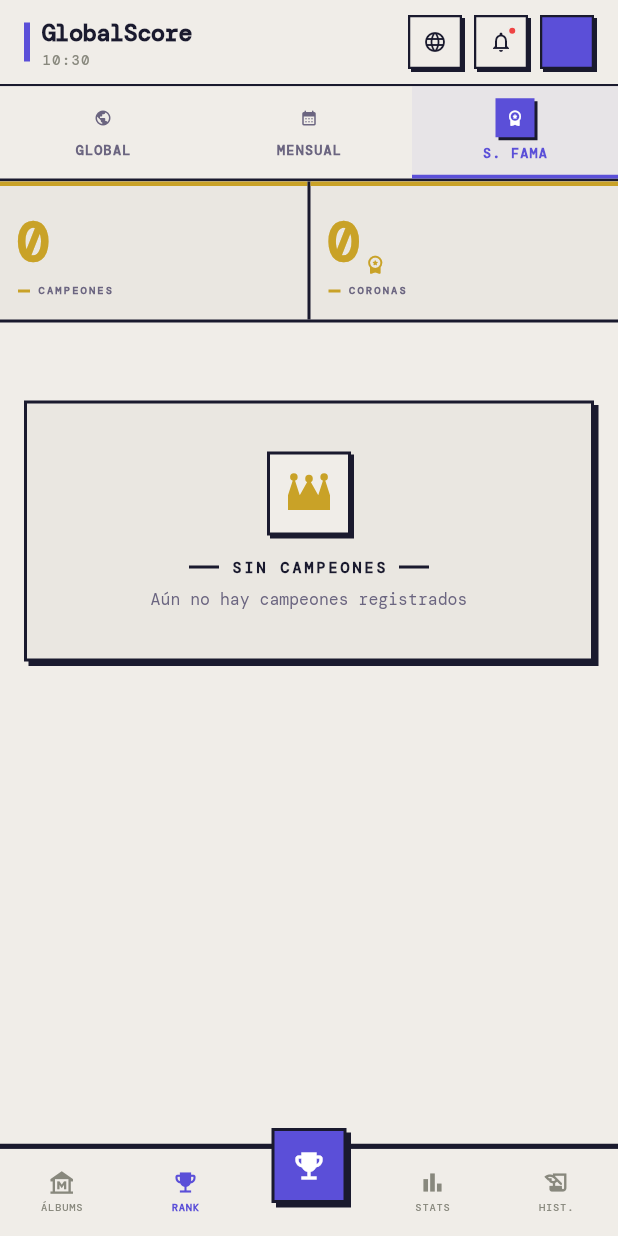
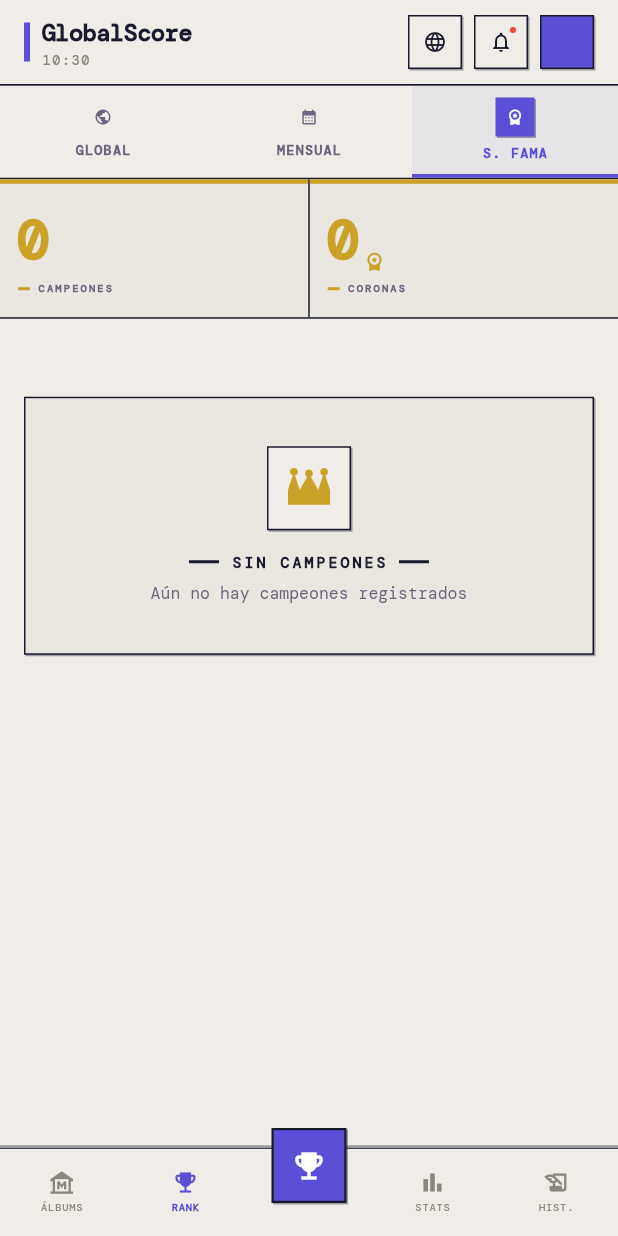
Before and after one commit to jsebasvgg7/globalscore_app, a Flutter app: the RankingPage screen opened by its route, after a tap on "MENSUAL", after a tap on "S. FAMA", on a phone screen of 412 x 824 dp. Run offline on Flutter 3.47's test engine with Material 3 defaults, Android fonts, the phone set to English and light mode, and no system bars; our stand-ins replace cached_network_image, flutter_riverpod, go_router, google_fonts, image_picker, supabase_flutter; accounts and stored records are empty; network calls fail.

Commit message:
v1.17 - NeoBrutalismo

```diff
--- a/lib/features/dashboard/providers/dashboard_provider.dart
+++ b/lib/features/dashboard/domain/dashboard_provider.dart
@@ -1,6 +1,6 @@
 import 'package:flutter_riverpod/flutter_riverpod.dart';
 import 'package:supabase_flutter/supabase_flutter.dart';
-import '../services/dashboard_service.dart';
+import '../data/dashboard_service.dart';
 
 // ── Usuario actual ────────────────────────────────────────────
 final currentUserProvider = FutureProvider<Map<String, dynamic>?>((ref) async {
--- a/lib/features/history/presentation/history_page.dart
+++ b/lib/features/history/presentation/history_page.dart
@@ -1,7 +1,7 @@
 import 'package:flutter/material.dart';
 import 'package:flutter_riverpod/flutter_riverpod.dart';
 import '../domain/history_providers.dart';
-import 'pages/history_vault_page.dart';
+import 'page/history_vault_page.dart';
 import 'pageCompes/history_competitions_page.dart';
 import 'pageEvents/history_events_page.dart';
 import 'pageTeams/history_teams_page.dart';
--- a/lib/features/history/presentation/pageCompes/comp_tab_knockout.dart
+++ b/lib/features/history/presentation/pageCompes/comp_tab_knockout.dart
@@ -1,6 +1,6 @@
 import 'package:flutter/material.dart';
 import '../../domain/history_models.dart';
-import '../widgets/knockout_bracket_widget.dart';
+import '../../widgets/knockout_bracket_widget.dart';
 import 'history_competitions_shared.dart';
 
 class CompTabKnockout extends StatelessWidget {
--- a/lib/features/history/presentation/widgets/knockout_bracket_widget.dart
+++ b/lib/features/history/widgets/knockout_bracket_widget.dart
@@ -1,6 +1,6 @@
 import 'package:flutter/material.dart';
 import 'package:google_fonts/google_fonts.dart';
-import '../../domain/history_models.dart';
+import '../domain/history_models.dart';
 
 const _kAccent = Color(0xFF5B4FD8);
 const _kBg = Color(0xFFF0EDE8);
--- a/lib/features/ranking/presentation/ranking_page.dart
+++ b/lib/features/ranking/presentation/ranking_page.dart
@@ -2,10 +2,10 @@ import 'package:flutter/material.dart';
 import 'package:flutter_riverpod/flutter_riverpod.dart';
 import 'package:google_fonts/google_fonts.dart';
 import '../domain/ranking_providers.dart';
-import 'widgets/ranking_podium.dart';
-import 'widgets/ranking_table_row.dart';
-import 'widgets/ranking_stats_row.dart';
-import 'widgets/hof_carousel.dart';
+import '../widgets/ranking_podium.dart';
+import '../widgets/ranking_table_row.dart';
+import '../widgets/ranking_stats_row.dart';
+import '../widgets/hof_carousel.dart';
 import '../data/ranking_service.dart';
 
 // ── Paleta Neobrutalismo ───────────────────────────────────────────────────────
@@ -17,9 +17,9 @@ const _text    = Color(0xFF1A1A2E);
 const _muted   = Color(0xFF6B6580);
 const _gold    = Color(0xFFC9A227);
 
-const _shadowColor = Color(0xFF1A1A2E);
-const _shadow   = BoxShadow(color: _shadowColor, offset: Offset(3, 3), blurRadius: 0);
-const _shadowLg = BoxShadow(color: _shadowColor, offset: Offset(5, 5), blurRadius: 0);
+const _shadowColor = Color(0x661A1A2E);
+const _shadow   = BoxShadow(color: _shadowColor, offset: Offset(1, 1), blurRadius: 0);
+const _shadowLg = BoxShadow(color: _shadowColor, offset: Offset(1, 1), blurRadius: 0);
 
 TextStyle _mono({
   Color color = _text,
@@ -62,7 +62,7 @@ class RankingPage extends ConsumerWidget {
                     padding: const EdgeInsets.all(18),
                     decoration: BoxDecoration(
                       color: _card,
-                      border: Border.all(color: _border, width: 2),
+                      border: Border.all(color: _border, width: 1),
                       boxShadow: const [_shadowLg],
                     ),
                     child: Column(mainAxisSize: MainAxisSize.min, children: [
@@ -127,7 +127,7 @@ class _TabBar extends StatelessWidget {
     return Container(
       decoration: const BoxDecoration(
         color: _bg,
-        border: Border(bottom: BorderSide(color: _border, width: 2)),
+        border: Border(bottom: BorderSide(color: _border, width: 1)),
       ),
       child: Row(
         children: _tabs.map((t) {
@@ -164,8 +164,7 @@ class _TabBar extends StatelessWidget {
                               color: _accent,
                               boxShadow: const [
                                 BoxShadow(
-                                    color: _shadowColor,
-                                    offset: Offset(2, 2),
+                                    color: _shadowColor, offset: Offset(1, 1),
                                     blurRadius: 0)
                               ],
                             )
@@ -259,7 +258,7 @@ class _RankingContent extends ConsumerWidget {
                 color: _card,
                 border: Border(
                   top:    BorderSide(color: _border.withOpacity(0.5), width: 0.5),
-                  bottom: const BorderSide(color: _border, width: 2),
+                  bottom: const BorderSide(color: _border, width: 1),
                 ),
               ),
               child: Row(
@@ -282,8 +281,7 @@ class _RankingContent extends ConsumerWidget {
                       color: _accent,
                       boxShadow: [
                         BoxShadow(
-                            color: _shadowColor,
-                            offset: Offset(2, 2),
+                            color: _shadowColor, offset: Offset(1, 1),
                             blurRadius: 0)
                       ],
                     ),
--- a/lib/features/ranking/presentation/widgets/hof_carousel.dart
+++ b/lib/features/ranking/widgets/hof_carousel.dart
@@ -1,7 +1,7 @@
 import 'dart:async';
 import 'package:flutter/material.dart';
 import 'package:google_fonts/google_fonts.dart';
-import '../../data/ranking_service.dart';
+import '../data/ranking_service.dart';
 import 'rank_avatar.dart';
 
 // ── Paleta Neobrutalismo ───────────────────────────────────────────────────────
@@ -15,10 +15,10 @@ const _gold   = Color(0xFFC9A227);
 const _silver = Color(0xFF8A8A8A);
 const _bronze = Color(0xFFA0652A);
 
-const _shadowColor = Color(0xFF1A1A2E);
-const _shadowSm    = BoxShadow(color: _shadowColor, offset: Offset(2, 2), blurRadius: 0);
-const _shadow      = BoxShadow(color: _shadowColor, offset: Offset(3, 3), blurRadius: 0);
-const _shadowLg    = BoxShadow(color: _shadowColor, offset: Offset(5, 5), blurRadius: 0);
+const _shadowColor = Color(0x661A1A2E);
+const _shadowSm    = BoxShadow(color: _shadowColor, offset: Offset(1, 1), blurRadius: 0);
+const _shadow      = BoxShadow(color: _shadowColor, offset: Offset(1, 1), blurRadius: 0);
+const _shadowLg    = BoxShadow(color: _shadowColor, offset: Offset(1, 1), blurRadius: 0);
 
 TextStyle _mono({
   Color color = _text,
@@ -134,7 +134,7 @@ class _HofCarouselState extends State<HofCarousel>
               margin: const EdgeInsets.symmetric(horizontal: 16),
               decoration: BoxDecoration(
                 color: _card,
-                border: Border.all(color: _border, width: 2),
+                border: Border.all(color: _border, width: 1),
                 boxShadow: const [_shadowLg],
               ),
               child: Column(
@@ -184,7 +184,7 @@ class _HofCarouselState extends State<HofCarousel>
                             onTap: () => widget.onSelect?.call(champ.id),
                             child: Container(
                               decoration: BoxDecoration(
-                                border: Border.all(color: _border, width: 2.5),
+                                border: Border.all(color: _border, width: 1),
                                 boxShadow: const [_shadow],
                               ),
                               child: RankAvatar(
@@ -236,7 +236,7 @@ class _HofCarouselState extends State<HofCarousel>
                   Container(
                     decoration: const BoxDecoration(
                       border: Border(
-                          top: BorderSide(color: _border, width: 2)),
+                          top: BorderSide(color: _border, width: 1)),
                     ),
                     child: IntrinsicHeight(
                       child: Row(
@@ -246,7 +246,7 @@ class _HofCarouselState extends State<HofCarousel>
                             label: 'CORONAS',
                             color: medal.color,
                           ),
-                          Container(width: 2, color: _border),
+                          Container(width: 1, color: _border),
                           _StatCell(
                             value: champ.bestPoints > 0
                                 ? _fmt(champ.bestPoints)
@@ -254,7 +254,7 @@ class _HofCarouselState extends State<HofCarousel>
                             label: 'MAX PTS',
                             color: _accent,
                           ),
-                          Container(width: 2, color: _border),
+                          Container(width: 1, color: _border),
                           _StatCell(
                             value: champ.lastMonthYear ?? '—',
                             label: 'ÚLTIMO TÍTULO',
@@ -271,7 +271,7 @@ class _HofCarouselState extends State<HofCarousel>
                     decoration: const BoxDecoration(
                       color: _bg,
                       border:
-                          Border(top: BorderSide(color: _border, width: 2)),
+                          Border(top: BorderSide(color: _border, width: 1)),
                     ),
                     padding: const EdgeInsets.symmetric(
                         horizontal: 16, vertical: 10),
@@ -328,7 +328,7 @@ class _HofCarouselState extends State<HofCarousel>
             margin: const EdgeInsets.symmetric(horizontal: 16),
             decoration: BoxDecoration(
               color: _card,
-              border: Border.all(color: _border, width: 2),
+              border: Border.all(color: _border, width: 1),
               boxShadow: const [_shadow],
             ),
             child: Column(
@@ -340,7 +340,7 @@ class _HofCarouselState extends State<HofCarousel>
                   decoration: const BoxDecoration(
                     color: _bg,
                     border: Border(
-                        bottom: BorderSide(color: _border, width: 2)),
+                        bottom: BorderSide(color: _border, width: 1)),
                   ),
                   child: Row(
                     children: [
@@ -378,7 +378,7 @@ class _HofCarouselState extends State<HofCarousel>
                               color: _border.withOpacity(0.3), width: 0.5),
                           left: BorderSide(
                             color: isAct ? medal.color : Colors.transparent,
-                            width: 3,
+                            width: 2,
                           ),
                         ),
                       ),
@@ -396,7 +396,7 @@ class _HofCarouselState extends State<HofCarousel>
                             height: 24,
                             decoration: BoxDecoration(
                               color: medal.color,
-                              border: Border.all(color: _border, width: 2),
+                              border: Border.all(color: _border, width: 1),
                               boxShadow: const [_shadowSm],
                             ),
                             alignment: Alignment.center,
@@ -473,7 +473,7 @@ class _HofCarouselState extends State<HofCarousel>
       padding: const EdgeInsets.all(32),
       decoration: BoxDecoration(
         color: _card,
-        border: Border.all(color: _border, width: 2),
+        border: Border.all(color: _border, width: 1),
         boxShadow: const [_shadow],
       ),
       child: Column(
@@ -483,7 +483,7 @@ class _HofCarouselState extends State<HofCarousel>
             height: 56,
             decoration: BoxDecoration(
               color: _bg,
-              border: Border.all(color: _border, width: 2),
+              border: Border.all(color: _border, width: 1),
               boxShadow: const [_shadowSm],
             ),
             child: Center(
@@ -582,7 +582,7 @@ class _CrownRow extends StatelessWidget {
             padding: const EdgeInsets.symmetric(horizontal: 5, vertical: 1),
             decoration: BoxDecoration(
               color: color,
-              border: Border.all(color: _border, width: 1.5),
+              border: Border.all(color: _border, width: 1),
             ),
             child: Text('+$extra',
                 style: _mono(
--- a/lib/features/ranking/presentation/widgets/rank_avatar.dart
+++ b/lib/features/ranking/widgets/rank_avatar.dart
@@ -3,7 +3,7 @@ import 'package:flutter/material.dart';
 // ── Paleta Neobrutalismo ───────────────────────────────────────────────────────
 const _border      = Color(0xFF1A1A2E);
 const _accent      = Color(0xFF5B4FD8);
-const _shadowColor = Color(0xFF1A1A2E);
+const _shadowColor = Color(0x661A1A2E);
 
 /// Avatar cuadrado con estilo neobrutalista.
 /// Soporta imagen de red con fallback a inicial del nombre.
--- a/lib/features/ranking/presentation/widgets/ranking_podium.dart
+++ b/lib/features/ranking/widgets/ranking_podium.dart
@@ -1,6 +1,6 @@
 import 'package:flutter/material.dart';
 import 'package:google_fonts/google_fonts.dart';
-import '../../data/ranking_service.dart';
+import '../data/ranking_service.dart';
 import 'rank_avatar.dart';
 
 // ── Paleta Neobrutalismo ───────────────────────────────────────────────────────
@@ -15,10 +15,10 @@ const _gold    = Color(0xFFC9A227);
 const _silver  = Color(0xFF8A8A8A);
 const _bronze  = Color(0xFFA0652A);
 
-const _shadowColor = Color(0xFF1A1A2E);
-const _shadow   = BoxShadow(color: _shadowColor, offset: Offset(3, 3), blurRadius: 0);
-const _shadowSm = BoxShadow(color: _shadowColor, offset: Offset(2, 2), blurRadius: 0);
-const _shadowLg = BoxShadow(color: _shadowColor, offset: Offset(5, 5), blurRadius: 0);
+const _shadowColor = Color(0x661A1A2E);
+const _shadow   = BoxShadow(color: _shadowColor, offset: Offset(1, 1), blurRadius: 0);
+const _shadowSm = BoxShadow(color: _shadowColor, offset: Offset(1, 1), blurRadius: 0);
+const _shadowLg = BoxShadow(color: _shadowColor, offset: Offset(1, 1), blurRadius: 0);
 
 TextStyle _mono({
   Color color = _text,
@@ -65,7 +65,7 @@ class RankingPodium extends StatelessWidget {
     return Container(
       decoration: const BoxDecoration(
         color: _bg,
-        border: Border(bottom: BorderSide(color: _border, width: 2)),
+        border: Border(bottom: BorderSide(color: _border, width: 1)),
       ),
       padding: const EdgeInsets.only(top: 20, bottom: 0),
       child: Column(
@@ -85,7 +85,7 @@ class RankingPodium extends StatelessWidget {
                   style: _mono(size: 10, weight: FontWeight.w800, letterSpacing: 2.0, color: _text),
                 ),
                 const SizedBox(width: 10),
-                Expanded(child: Container(height: 2, color: _border)),
+                Expanded(child: Container(height: 1, color: _border)),
                 const SizedBox(width: 8),
                 // Badge de ranking type
                 Container(
@@ -147,7 +147,7 @@ class RankingPodium extends StatelessWidget {
                         children: [
                           Container(
                             decoration: BoxDecoration(
-                              border: Border.all(color: _border, width: isGold ? 3 : 2),
+                              border: Border.all(color: _border, width: isGold ? 2 : 1.5),
                               boxShadow: [
                                 BoxShadow(
                                   color: _shadowColor,
@@ -173,7 +173,7 @@ class RankingPodium extends StatelessWidget {
                               height: 24,
                               decoration: BoxDecoration(
                                 color: posColor,
-                                border: Border.all(color: _border, width: 2),
+                                border: Border.all(color: _border, width: 1),
                                 boxShadow: const [_shadowSm],
                               ),
                               alignment: Alignment.center,
--- a/lib/features/ranking/presentation/widgets/ranking_stats_row.dart
+++ b/lib/features/ranking/widgets/ranking_stats_row.dart
@@ -1,6 +1,6 @@
 import 'package:flutter/material.dart';
 import 'package:google_fonts/google_fonts.dart';
-import '../../data/ranking_service.dart';
+import '../data/ranking_service.dart';
 
 // ── Paleta Neobrutalismo ───────────────────────────────────────────────────────
 const _bg      = Color(0xFFF0EDE8);
@@ -12,8 +12,8 @@ const _muted   = Color(0xFF6B6580);
 const _gold    = Color(0xFFC9A227);
 const _green   = Color(0xFF1D9E75);
 
-const _shadowColor = Color(0xFF1A1A2E);
-const _shadowSm = BoxShadow(color: _shadowColor, offset: Offset(2, 2), blurRadius: 0);
+const _shadowColor = Color(0x661A1A2E);
+const _shadowSm = BoxShadow(color: _shadowColor, offset: Offset(1, 1), blurRadius: 0);
 
 TextStyle _mono({
   Color color = _text,
@@ -69,7 +69,7 @@ class _RankStats extends StatelessWidget {
     return Container(
       decoration: const BoxDecoration(
         color: _card,
-        border: Border(bottom: BorderSide(color: _border, width: 2)),
+        border: Border(bottom: BorderSide(color: _border, width: 1)),
       ),
       child: IntrinsicHeight(
         child: Row(
@@ -81,7 +81,7 @@ class _RankStats extends StatelessWidget {
                 accentColor: _accent,
               ),
             ),
-            Container(width: 2, color: _border),
+            Container(width: 1, color: _border),
             Expanded(
               child: _StatCell(
                 value: '$participated',
@@ -90,7 +90,7 @@ class _RankStats extends StatelessWidget {
               ),
             ),
             if (leader != null) ...[
-              Container(width: 2, color: _border),
+              Container(width: 1, color: _border),
               Expanded(
                 child: _LeaderCell(leader: leader, rankingType: rankingType),
               ),
@@ -118,7 +118,7 @@ class _HofStats extends StatelessWidget {
     return Container(
       decoration: const BoxDecoration(
         color: _card,
-        border: Border(bottom: BorderSide(color: _border, width: 2)),
+        border: Border(bottom: BorderSide(color: _border, width: 1)),
       ),
       child: IntrinsicHeight(
         child: Row(
@@ -130,7 +130,7 @@ class _HofStats extends StatelessWidget {
                 accentColor: _gold,
               ),
             ),
-            Container(width: 2, color: _border),
+            Container(width: 1, color: _border),
             Expanded(
               child: _StatCell(
                 value: '$totalCrowns',
@@ -140,7 +140,7 @@ class _HofStats extends StatelessWidget {
               ),
             ),
             if (leader != null) ...[
-              Container(width: 2, color: _border),
+              Container(width: 1, color: _border),
               Expanded(
                 child: _HofLeaderCell(leader: leader),
               ),
--- a/lib/features/ranking/presentation/widgets/ranking_table_row.dart
+++ b/lib/features/ranking/widgets/ranking_table_row.dart
@@ -1,6 +1,6 @@
 import 'package:flutter/material.dart';
 import 'package:google_fonts/google_fonts.dart';
-import '../../data/ranking_service.dart';
+import '../data/ranking_service.dart';
 import 'rank_avatar.dart';
 
 // ── Paleta Neobrutalismo ───────────────────────────────────────────────────────
@@ -14,8 +14,8 @@ const _gold    = Color(0xFFC9A227);
 const _silver  = Color(0xFF8A8A8A);
 const _bronze  = Color(0xFFA0652A);
 
-const _shadowColor = Color(0xFF1A1A2E);
-const _shadowSm = BoxShadow(color: _shadowColor, offset: Offset(2, 2), blurRadius: 0);
+const _shadowColor = Color(0x661A1A2E);
+const _shadowSm = BoxShadow(color: _shadowColor, offset: Offset(1, 1), blurRadius: 0);
 
 TextStyle _mono({
   Color color = _text,
@@ -72,7 +72,7 @@ class RankingTableRow extends StatelessWidget {
             bottom: BorderSide(color: _border.withOpacity(0.4), width: 0.5),
             // Barra lateral de color para top3 — igual que LeagueRow del dashboard
             left: _isTop3
-                ? BorderSide(color: color, width: 3)
+                ? BorderSide(color: color, width: 2)
                 : BorderSide(color: _border.withOpacity(0.1), width: 1),
           ),
         ),
@@ -94,7 +94,7 @@ class RankingTableRow extends StatelessWidget {
                       height: 26,
                       decoration: BoxDecoration(
                         color: color,
-                        border: Border.all(color: _border, width: 2),
+                        border: Border.all(color: _border, width: 1),
                         boxShadow: const [_shadowSm],
                       ),
                       alignment: Alignment.center,
@@ -144,7 +144,7 @@ class RankingTableRow extends StatelessWidget {
                           padding: const EdgeInsets.symmetric(horizontal: 5, vertical: 2),
                           decoration: BoxDecoration(
                             color: _accent,
-                            border: Border.all(color: _border, width: 1.5),
+                            border: Border.all(color: _border, width: 1),
                             boxShadow: const [_shadowSm],
                           ),
                           child: Text(
--- a/lib/shared/layout/scaffold_with_nav_bar.dart
+++ b/lib/shared/layout/scaffold_with_nav_bar.dart
@@ -191,13 +191,13 @@ class _GsTopBarState extends State<_GsTopBar> {
       decoration: const BoxDecoration(
         color: _GsColors.cream,
         border: Border(
-          bottom: BorderSide(color: _GsColors.dark, width: 1.5),
+          bottom: BorderSide(color: _GsColors.dark, width: 1),
         ),
         // Sombra offset neo-brutalista
         boxShadow: [
           BoxShadow(
-            color: _GsColors.dark,
-            offset: Offset(0, 3),
+            color: Color(0x661A1A2E),
+            offset: Offset(0, 2),
             blurRadius: 0,
           ),
         ],
@@ -298,13 +298,13 @@ class _TopBtnState extends State<_TopBtn> {
             : Matrix4.identity(),
         decoration: BoxDecoration(
           color: _GsColors.cream,
-          border: Border.all(color: _GsColors.dark, width: 1.5),
+          border: Border.all(color: _GsColors.dark, width: 1),
           boxShadow: _pressed
               ? []
               : const [
                   BoxShadow(
-                    color: _GsColors.dark,
-                    offset: Offset(2, 2),
+                    color: Color(0x661A1A2E),
+                    offset: Offset(1, 1),
                     blurRadius: 0,
                   ),
                 ],
@@ -367,13 +367,13 @@ class _AvatarBtnState extends State<_AvatarBtn> {
             : Matrix4.identity(),
         decoration: BoxDecoration(
           color: _GsColors.accent,
-          border: Border.all(color: _GsColors.dark, width: 1.5),
+          border: Border.all(color: _GsColors.dark, width: 1),
           boxShadow: _pressed
               ? []
               : const [
                   BoxShadow(
-                    color: _GsColors.dark,
-                    offset: Offset(2, 2),
+                    color: Color(0x661A1A2E),
+                    offset: Offset(1, 1),
                     blurRadius: 0,
                   ),
                 ],
@@ -476,8 +476,8 @@ class _GsBottomNav extends StatelessWidget {
         // Sombra hacia arriba
         boxShadow: [
           BoxShadow(
-            color: _GsColors.dark,
-            offset: Offset(0, -3),
+            color: Color(0x661A1A2E),
+            offset: Offset(0, -2),
             blurRadius: 0,
           ),
         ],
@@ -616,13 +616,13 @@ class _TrophyButtonState extends State<_TrophyButton> {
                 decoration: BoxDecoration(
                   color: _GsColors.accent,
                   border: Border.all(
-                      color: _GsColors.dark, width: 2),
+                      color: _GsColors.dark, width: 1.5),
                   boxShadow: _pressed
                       ? []
                       : const [
                           BoxShadow(
-                            color: _GsColors.dark,
-                            offset: Offset(3, 3),
+                            color: Color(0x661A1A2E),
+                            offset: Offset(1, 1),
                             blurRadius: 0,
                           ),
                         ],
```
Also changed, not shown: lib/features/dashboard/presentation/dashboard_page.dart (+52 -52 lines), lib/features/dashboard/widgets/match_sub_page.dart (+26 -26 lines), lib/features/stats/domain/stats_provider.dart (renamed from lib/features/stats/providers/stats_provider.dart, +3 -8 lines), lib/features/stats/presentation/stats_page.dart (+29 -29 lines), lib/features/dashboard/data/dashboard_service.dart (renamed from lib/features/dashboard/services/dashboard_service.dart), lib/features/history/presentation/page/history_vault_page.dart (renamed from lib/features/history/presentation/pages/history_vault_page.dart), lib/features/history/widgets/history_app_bar.dart (renamed from lib/features/history/presentation/widgets/history_app_bar.dart), 2 other files.
